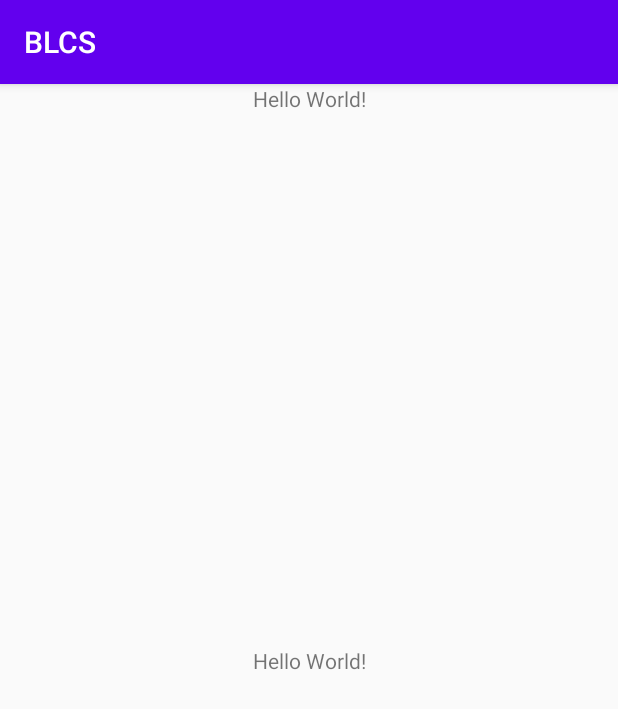
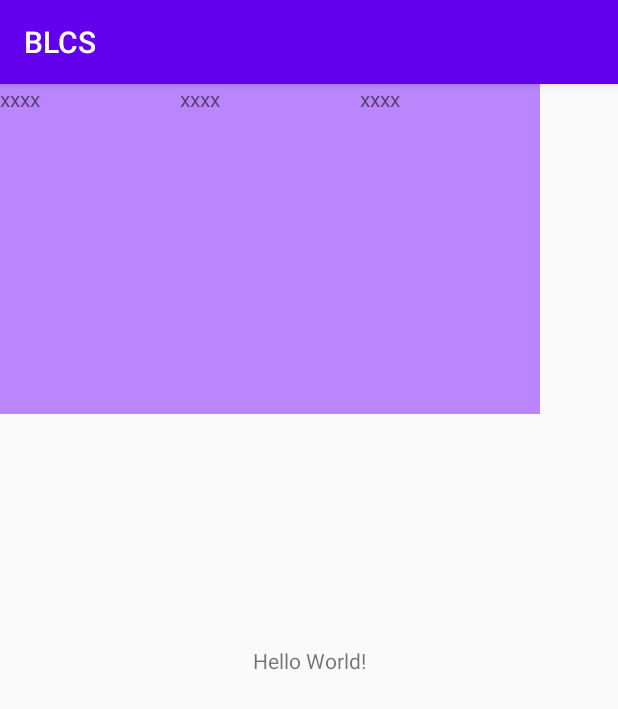
Before and after one commit to DayorNight/BLCS, an Android app: the screen it shows after launch (MainActivity), on a phone screen of 412 x 824 dp. Shown: the top 709 px of the screen. Run offline under Robolectric (Android 15) with nearby library versions, the phone set to English and light mode, and no system bars; libraries missing offline, so code that uses them is left out: com.github.moduth.blockcanary, com.tencent.mmkv, me.weishu.reflection; 3 statements that could not run were skipped.

Commit message:
1.添加屏幕适配AndroidAutoSize

```diff
--- a/appkotlin/build.gradle
+++ b/appkotlin/build.gradle
@@ -48,5 +48,7 @@ dependencies {
     implementation 'com.tencent:mmkv-static:1.2.6'
     /*android P开启反射*/
     implementation 'me.weishu:free_reflection:3.0.1'
+    /*AndroidAutoSize 屏幕适配*/
+    implementation 'me.jessyan:autosize:1.2.1'
 
 }
--- a/appkotlin/src/main/AndroidManifest.xml
+++ b/appkotlin/src/main/AndroidManifest.xml
@@ -13,6 +13,13 @@
         android:supportsRtl="true"
         android:theme="@style/Theme.BLCS"
         android:networkSecurityConfig="@xml/network_security_config">
+        <!--屏幕适配  720px x 1280px =360dpx640dp  -->
+        <meta-data
+            android:name="design_width_in_dp"
+            android:value="360"/>
+        <meta-data
+            android:name="design_height_in_dp"
+            android:value="640"/>
         <activity android:name=".MainActivity">
             <intent-filter>
                 <action android:name="android.intent.action.MAIN" />
--- a/appkotlin/src/main/java/blcs/lwb/kotlin/MainActivity.kt
+++ b/appkotlin/src/main/java/blcs/lwb/kotlin/MainActivity.kt
@@ -18,13 +18,7 @@ class MainActivity : AppCompatActivity() {
 //                Log.e(TAG, "onCreate: "+e.message )
 //            }
         }
-        findViewById<TextView>(R.id.tv_main1).setOnClickListener {
-//            try {
-                throw RuntimeException("11111111")
-//            } catch (e: Exception) {
-//                Log.e(TAG, "onCreate: "+e.message )
-//            }
-        }
+
     }
 
 
--- a/appkotlin/src/main/res/layout/activity_main.xml
+++ b/appkotlin/src/main/res/layout/activity_main.xml
@@ -1,11 +1,37 @@
 <?xml version="1.0" encoding="utf-8"?>
-<androidx.constraintlayout.widget.ConstraintLayout
-    xmlns:android="http://schemas.android.com/apk/res/android"
+<androidx.constraintlayout.widget.ConstraintLayout xmlns:android="http://schemas.android.com/apk/res/android"
     xmlns:app="http://schemas.android.com/apk/res-auto"
     xmlns:tools="http://schemas.android.com/tools"
     android:layout_width="match_parent"
     android:layout_height="match_parent"
     tools:context=".MainActivity">
+
+    <TextView
+        android:id="@+id/btn_aa"
+        android:layout_width="120dp"
+        android:layout_height="220dp"
+        android:background="@color/purple_200"
+        android:text="xxxx"
+        app:layout_constraintLeft_toLeftOf="parent"
+        app:layout_constraintTop_toTopOf="parent" />
+
+    <TextView
+        android:id="@+id/btn_aa1"
+        android:layout_width="120dp"
+        android:layout_height="220dp"
+        android:background="@color/purple_200"
+        android:text="xxxx"
+        app:layout_constraintLeft_toRightOf="@+id/btn_aa"
+        app:layout_constraintTop_toTopOf="parent" />
+
+    <TextView
+        android:id="@+id/btn_aa2"
+        android:layout_width="120dp"
+        android:layout_height="220dp"
+        android:background="@color/purple_200"
+        android:text="xxxx"
+        app:layout_constraintLeft_toRightOf="@+id/btn_aa1"
+        app:layout_constraintTop_toTopOf="parent" />
 
     <TextView
         android:id="@+id/tv_main"
@@ -16,13 +42,5 @@
         app:layout_constraintLeft_toLeftOf="parent"
         app:layout_constraintRight_toRightOf="parent"
         app:layout_constraintTop_toTopOf="parent" />
-    <TextView
-        android:id="@+id/tv_main1"
-        android:layout_width="wrap_content"
-        android:layout_height="wrap_content"
-        android:text="Hello World!"
-        app:layout_constraintLeft_toLeftOf="parent"
-        app:layout_constraintRight_toRightOf="parent"
-        app:layout_constraintTop_toTopOf="parent" />
 
 </androidx.constraintlayout.widget.ConstraintLayout>
```
